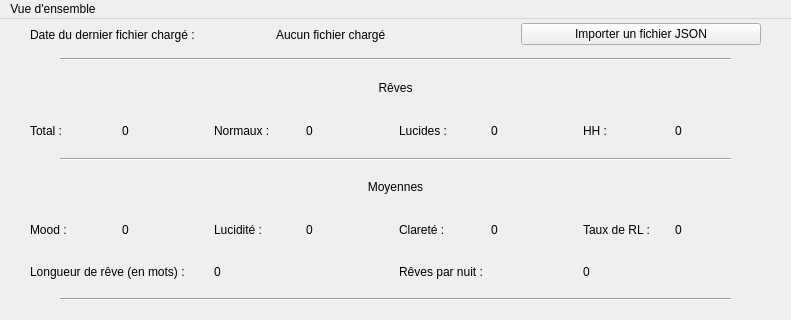
The window that ui/main_window.ui (estebanthi/DreamsAnalyzer) describes before a commit, drawn with Qt 5; both pictures show x 0 to 791 and y 0 to 320 of the 791 by 600 pixel window.
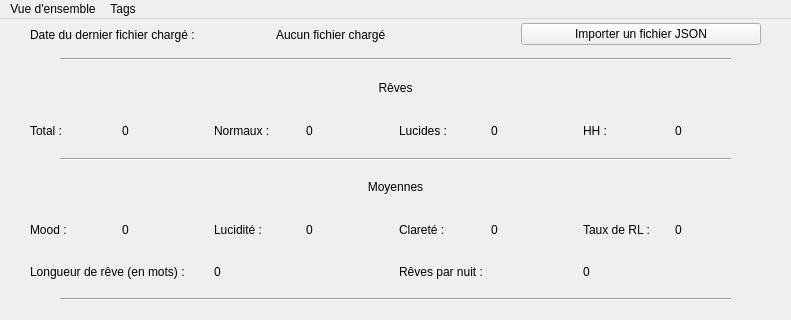
The same window after the commit.

Patch:
```diff
--- a/ui/main_window.ui
+++ b/ui/main_window.ui
@@ -404,7 +404,13 @@
      <string>Vue d'ensemble</string>
     </property>
    </widget>
+   <widget class="QMenu" name="menuTags">
+    <property name="title">
+     <string>Tags</string>
+    </property>
+   </widget>
    <addaction name="menuVue_d_ensemble"/>
+   <addaction name="menuTags"/>
   </widget>
   <widget class="QStatusBar" name="statusbar"/>
  </widget>
```
